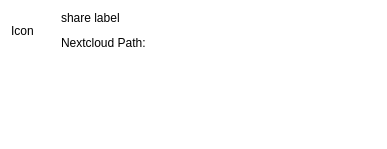
This is src/gui/sharedialog.ui in nextmcloud/desktop as Qt 5 draws it before an edit. The edited form follows.
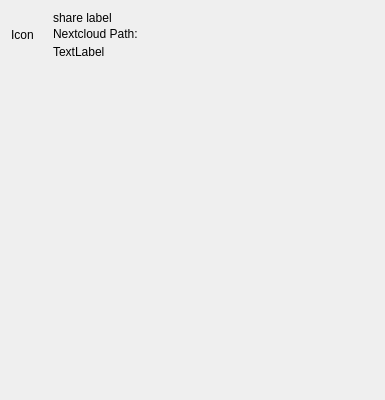
This is the edited form.

Patch:
```diff
--- a/src/gui/sharedialog.ui
+++ b/src/gui/sharedialog.ui
@@ -6,100 +6,39 @@
    <rect>
     <x>0</x>
     <y>0</y>
-    <width>391</width>
-    <height>222</height>
+    <width>385</width>
+    <height>400</height>
    </rect>
   </property>
   <property name="sizePolicy">
-   <sizepolicy hsizetype="Preferred" vsizetype="Expanding">
+   <sizepolicy hsizetype="Preferred" vsizetype="Preferred">
     <horstretch>0</horstretch>
     <verstretch>0</verstretch>
    </sizepolicy>
   </property>
-  <property name="palette">
-   <palette>
-    <active>
-     <colorrole role="Base">
-      <brush brushstyle="SolidPattern">
-       <color alpha="255">
-        <red>255</red>
-        <green>255</green>
-        <blue>255</blue>
-       </color>
-      </brush>
-     </colorrole>
-     <colorrole role="Window">
-      <brush brushstyle="SolidPattern">
-       <color alpha="255">
-        <red>255</red>
-        <green>255</green>
-        <blue>255</blue>
-       </color>
-      </brush>
-     </colorrole>
-    </active>
-    <inactive>
-     <colorrole role="Base">
-      <brush brushstyle="SolidPattern">
-       <color alpha="255">
-        <red>255</red>
-        <green>255</green>
-        <blue>255</blue>
-       </color>
-      </brush>
-     </colorrole>
-     <colorrole role="Window">
-      <brush brushstyle="SolidPattern">
-       <color alpha="255">
-        <red>255</red>
-        <green>255</green>
-        <blue>255</blue>
-       </color>
-      </brush>
-     </colorrole>
-    </inactive>
-    <disabled>
-     <colorrole role="Base">
-      <brush brushstyle="SolidPattern">
-       <color alpha="255">
-        <red>255</red>
-        <green>255</green>
-        <blue>255</blue>
-       </color>
-      </brush>
-     </colorrole>
-     <colorrole role="Window">
-      <brush brushstyle="SolidPattern">
-       <color alpha="255">
-        <red>255</red>
-        <green>255</green>
-        <blue>255</blue>
-       </color>
-      </brush>
-     </colorrole>
-    </disabled>
-   </palette>
+  <property name="minimumSize">
+   <size>
+    <width>320</width>
+    <height>240</height>
+   </size>
   </property>
   <layout class="QVBoxLayout" name="shareDialogVerticalLayout">
    <property name="spacing">
-    <number>9</number>
+    <number>0</number>
    </property>
    <property name="sizeConstraint">
-    <enum>QLayout::SetFixedSize</enum>
-   </property>
-   <property name="bottomMargin">
-    <number>24</number>
+    <enum>QLayout::SetMinimumSize</enum>
    </property>
    <item>
     <layout class="QVBoxLayout" name="verticalLayout">
      <property name="spacing">
-      <number>6</number>
+      <number>0</number>
      </property>
      <property name="sizeConstraint">
       <enum>QLayout::SetDefaultConstraint</enum>
      </property>
      <item>
-      <layout class="QGridLayout" name="gridLayout" rowstretch="0,0" columnstretch="0,0">
+      <layout class="QGridLayout" name="gridLayout" rowstretch="0,0,0,0" columnstretch="0,0">
        <property name="leftMargin">
         <number>0</number>
        </property>
@@ -110,33 +49,8 @@
         <number>0</number>
        </property>
        <property name="spacing">
-        <number>10</number>
+        <number>2</number>
        </property>
-       <item row="0" column="0" rowspan="2">
-        <widget class="QLabel" name="label_icon">
-         <property name="sizePolicy">
-          <sizepolicy hsizetype="Maximum" vsizetype="Maximum">
-           <horstretch>0</horstretch>
-           <verstretch>0</verstretch>
-          </sizepolicy>
-         </property>
-         <property name="minimumSize">
-          <size>
-           <width>40</width>
-           <height>40</height>
-          </size>
-         </property>
-         <property name="maximumSize">
-          <size>
-           <width>16777215</width>
-           <height>16777215</height>
-          </size>
-         </property>
-         <property name="text">
-          <string>Icon</string>
-         </property>
-        </widget>
-       </item>
        <item row="0" column="1">
         <widget class="QLabel" name="label_name">
          <property name="sizePolicy">
@@ -162,6 +76,31 @@
          </property>
         </widget>
        </item>
+       <item row="3" column="1">
+        <widget class="QLabel" name="label_lockinfo">
+         <property name="sizePolicy">
+          <sizepolicy hsizetype="Minimum" vsizetype="Maximum">
+           <horstretch>0</horstretch>
+           <verstretch>0</verstretch>
+          </sizepolicy>
+         </property>
+         <property name="minimumSize">
+          <size>
+           <width>315</width>
+           <height>0</height>
+          </size>
+         </property>
+         <property name="text">
+          <string notr="true">TextLabel</string>
+         </property>
+         <property name="textFormat">
+          <enum>Qt::PlainText</enum>
+         </property>
+         <property name="wordWrap">
+          <bool>true</bool>
+         </property>
+        </widget>
+       </item>
        <item row="1" column="1">
         <widget class="QLabel" name="label_sharePath">
          <property name="sizePolicy">
@@ -178,7 +117,6 @@
          </property>
          <property name="font">
           <font>
-           <weight>50</weight>
            <bold>false</bold>
           </font>
          </property>
@@ -193,23 +131,46 @@
          </property>
         </widget>
        </item>
+       <item row="0" column="0" rowspan="4">
+        <widget class="QLabel" name="label_icon">
+         <property name="sizePolicy">
+          <sizepolicy hsizetype="Maximum" vsizetype="Maximum">
+           <horstretch>0</horstretch>
+           <verstretch>0</verstretch>
+          </sizepolicy>
+         </property>
+         <property name="minimumSize">
+          <size>
+           <width>40</width>
+           <height>40</height>
+          </size>
+         </property>
+         <property name="maximumSize">
+          <size>
+           <width>16777215</width>
+           <height>16777215</height>
+          </size>
+         </property>
+         <property name="text">
+          <string>Icon</string>
+         </property>
+        </widget>
+       </item>
       </layout>
      </item>
-     <item>
-      <layout class="QVBoxLayout" name="scrollBarsVerticalLayout">
-       <property name="spacing">
-        <number>0</number>
-       </property>
        <item>
         <widget class="QScrollArea" name="scrollArea">
          <property name="sizePolicy">
-          <sizepolicy hsizetype="Fixed" vsizetype="Expanding">
+        <sizepolicy hsizetype="MinimumExpanding" vsizetype="MinimumExpanding">
            <horstretch>0</horstretch>
            <verstretch>0</verstretch>
           </sizepolicy>
          </property>
-         <property name="styleSheet">
-          <string notr="true"/>
+       <property name="minimumSize">
+        <size>
+         <width>0</width>
+         <height>0</height>
+        </size>
          </property>
          <property name="frameShape">
           <enum>QFrame::NoFrame</enum>
@@ -217,14 +178,14 @@
          <property name="frameShadow">
           <enum>QFrame::Plain</enum>
          </property>
-         <property name="lineWidth">
-          <number>1</number>
+       <property name="verticalScrollBarPolicy">
+        <enum>Qt::ScrollBarAsNeeded</enum>
          </property>
          <property name="horizontalScrollBarPolicy">
           <enum>Qt::ScrollBarAlwaysOff</enum>
          </property>
          <property name="sizeAdjustPolicy">
-          <enum>QAbstractScrollArea::AdjustToContents</enum>
+        <enum>QAbstractScrollArea::AdjustToContentsOnFirstShow</enum>
          </property>
          <property name="widgetResizable">
           <bool>true</bool>
@@ -234,15 +195,18 @@
            <rect>
             <x>0</x>
             <y>0</y>
-            <width>85</width>
-            <height>133</height>
-           </rect>
-          </property>
-          <layout class="QVBoxLayout" name="scrollAreaVerticalLayout"/>
-         </widget>
-        </widget>
-       </item>
-      </layout>
+          <width>359</width>
+          <height>320</height>
+         </rect>
+        </property>
+        <property name="sizePolicy">
+         <sizepolicy hsizetype="MinimumExpanding" vsizetype="MinimumExpanding">
+          <horstretch>0</horstretch>
+          <verstretch>0</verstretch>
+         </sizepolicy>
+        </property>
+       </widget>
+      </widget>
      </item>
     </layout>
    </item>
```
Lines whose indentation alone changed are shown as unchanged.
